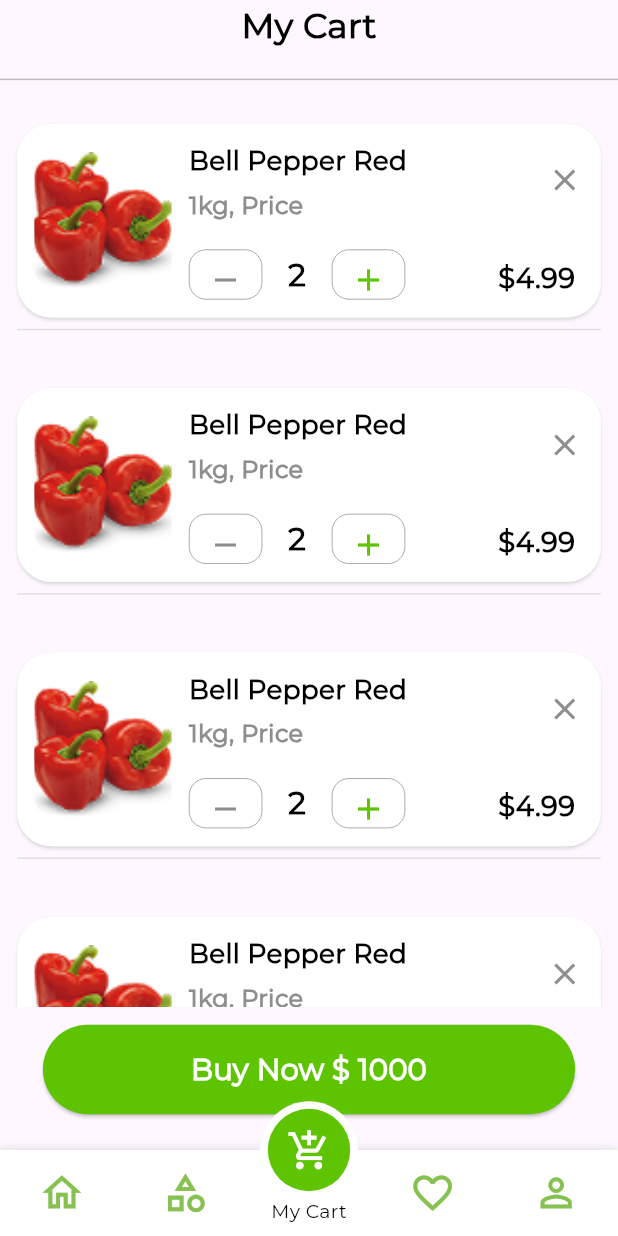
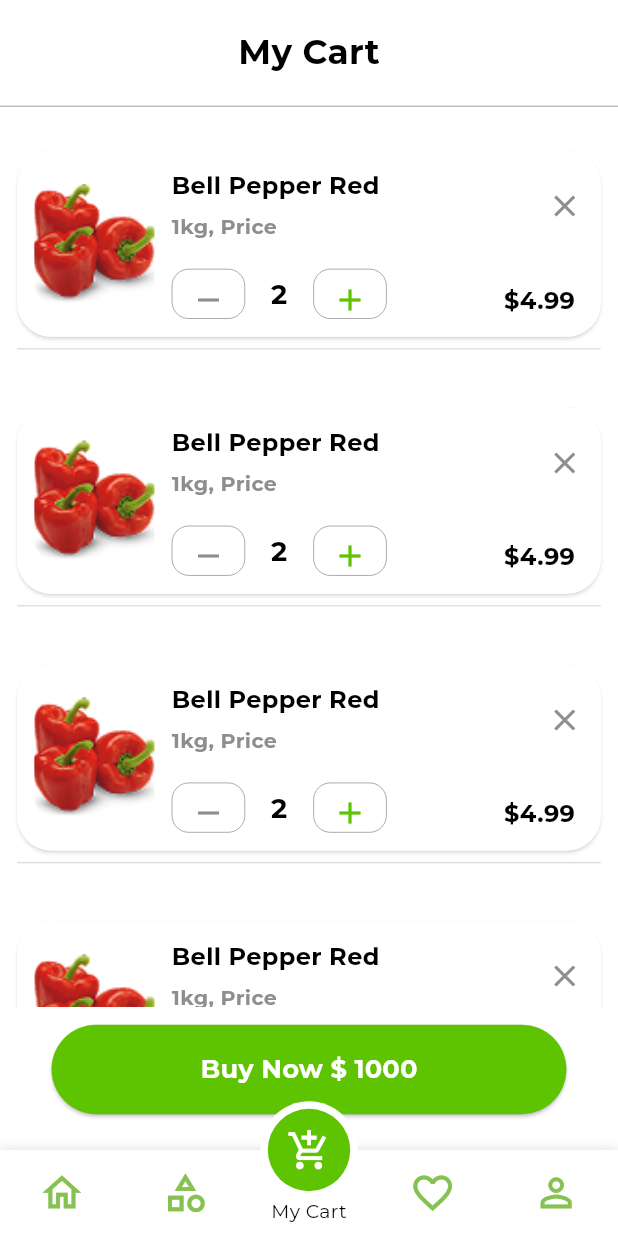
Before and after one commit to WesamTechnology/FlyMarket-Customer, a Flutter app: the HomePage screen opened by its route, item 3 of the bottom bar chosen, on a phone screen of 412 x 824 dp. Run offline on Flutter 3.47's test engine with Material 3 defaults, Android fonts, the phone set to English and light mode, and no system bars; our stand-ins replace carousel_slider, flutter_otp_text_field, flutter_screenutil, get, motion_tab_bar, shared_preferences; accounts and stored records are empty; project files that could hold a hidden picture were left out.

Commit message:
تم اضافة صفحه الاعدادات

```diff
--- a/lib/controller/auth/forgetpassword_controller.dart
+++ b/lib/controller/auth/forgetpassword_controller.dart
@@ -22,7 +22,7 @@ class ForgetPasswordControllerImp extends ForgetPasswordController{
   checkemail() {
     var formdate = formState.currentState;
     if(formdate!.validate()){
-      print("is valid");
+      Get.toNamed(AppRoute.verfiyCode);
     }
     else{
       print("is note valid");
--- a/lib/core/constant/apptheme.dart
+++ b/lib/core/constant/apptheme.dart
@@ -6,6 +6,7 @@ import 'package:flutter_screenutil/flutter_screenutil.dart';
 import 'color.dart';
 
 ThemeData themeEnglish = ThemeData(
+  scaffoldBackgroundColor: Colors.white,
   fontFamily: "Montserrat",
   textTheme: TextTheme(
     headlineLarge:  TextStyle(
@@ -28,6 +29,7 @@ ThemeData themeEnglish = ThemeData(
 
 
 ThemeData themeArbic = ThemeData(
+  scaffoldBackgroundColor: Colors.white,
   fontFamily: "Cairo",
   textTheme: TextTheme(
     headlineLarge: const TextStyle(
--- a/lib/main.dart
+++ b/lib/main.dart
@@ -33,7 +33,7 @@ class MyApp extends StatelessWidget {
         translations: MyTranslation(),
         initialBinding: MyBinding(),
         theme: controller.themeData,
-        initialRoute: AppRoute.homepage,
+        initialRoute: AppRoute.splash,
         getPages: routes,
       ); }
     );
--- a/lib/view/screen/auth/forgetpassword/forgetpassword.dart
+++ b/lib/view/screen/auth/forgetpassword/forgetpassword.dart
@@ -40,7 +40,7 @@ class ForgetPassword extends StatelessWidget {
               SizedBox(height: 25.h),
               CustomTextFormAuth(
                 val: (val) {
-                  return validInput(val!, 5, 100, "email");
+                  return validInput(val!, 5, 100, "phone");
                 },
                 hintTextl: "22".tr,
                 labelTextl: "21".tr,
@@ -52,7 +52,6 @@ class ForgetPassword extends StatelessWidget {
                 text: "30".tr,
                 onTap: () {
                   controller.checkemail();
-                  controller.goToVerifyCode();
                 },
               ),
             ],
--- a/lib/view/screen/home/favorites.dart
+++ b/lib/view/screen/home/favorites.dart
@@ -9,7 +9,9 @@ class Favorites extends StatelessWidget {
 
   @override
   Widget build(BuildContext context) {
-    return SafeArea(
+    return Scaffold(
+      backgroundColor: Colors.white,
+      body: SafeArea(
         child: Column(
           children: [
             CustomTitle(title: "Favorites"),
@@ -29,6 +31,7 @@ class Favorites extends StatelessWidget {
             ),
           ],
         ),
+      ),
     );
   }
 }
--- a/lib/view/screen/home/home_page.dart
+++ b/lib/view/screen/home/home_page.dart
@@ -2,7 +2,7 @@
 import 'package:flutter/material.dart';
 import 'package:flutter_screenutil/flutter_screenutil.dart';
 import 'package:flymarket_customer/core/constant/color.dart';
-import 'package:flymarket_customer/view/screen/home/CategoryDetailPages/my_cart.dart';
+import 'package:flymarket_customer/view/screen/home/my_cart.dart';
 import 'package:flymarket_customer/view/screen/home/categories.dart';
 import 'package:flymarket_customer/view/screen/home/favorites.dart';
 import 'package:flymarket_customer/view/screen/home/setting_page.dart';
@@ -54,7 +54,7 @@ class _HomePageState extends State<HomePage> with TickerProviderStateMixin {
       bottomNavigationBar: MotionTabBar(
         controller: _motionTabBarController, // ADD THIS if you need to change your tab programmatically
         initialSelectedTab: "Home",
-        labels: const ["Home", "Categories","My Cart","Favourite","Account"],
+        labels: const ["Home", "Categories","My Cart","Favourite","Setting"],
         icons: const [
          // Icons.home,
           Icons.home_outlined, // Using a mosque icon for prayers
--- a/lib/view/screen/home/CategoryDetailPages/my_cart.dart
+++ b/lib/view/screen/home/my_cart.dart
@@ -10,9 +10,12 @@ class MyCart extends StatelessWidget {
 
   @override
   Widget build(BuildContext context) {
-    return SafeArea(
+    return Scaffold(
+      backgroundColor: Colors.white,
+      body: SafeArea(
         child: Column(
           children: [
+            SizedBox(height: 15.h,),
             CustomTitle(title: "My Cart",),
             Expanded(
               child: CustomListViewCart(),
@@ -20,6 +23,7 @@ class MyCart extends StatelessWidget {
             CustomButtonCart(),
           ],
         ),
+      ),
     );
   }
 }
--- a/lib/view/screen/onboarding/onboarding.dart
+++ b/lib/view/screen/onboarding/onboarding.dart
@@ -1,5 +1,6 @@
 
 import 'package:flutter/material.dart';
+import 'package:flutter_screenutil/flutter_screenutil.dart';
 
 import '../../widget/onboarding/custombutton.dart';
 import '../../widget/onboarding/customslider.dart';
@@ -12,9 +13,11 @@ class Onboarding extends StatelessWidget {
   @override
   Widget build(BuildContext context) {
     return Scaffold(
+
       body: SafeArea(
         child: Column(
           children: [
+            SizedBox(height: 20.h,),
             Expanded(
               flex: 3,
               child: CustomSliderOnboarding(),
--- a/lib/view/widget/auth/custombuttonauth.dart
+++ b/lib/view/widget/auth/custombuttonauth.dart
@@ -15,7 +15,7 @@ final void Function()? onTap ;
       child: Container(
         padding: EdgeInsets.symmetric(vertical: 15).r,
         width: double.infinity,
-        height: 43.h,
+        height: 50.h,
         decoration: BoxDecoration(
           color: AppColor.primaryColor,
           borderRadius: BorderRadius.circular(20),
--- a/lib/view/widget/home/favorites/custom_card_favorites.dart
+++ b/lib/view/widget/home/favorites/custom_card_favorites.dart
@@ -24,18 +24,18 @@ class CustomCardFavorites extends StatelessWidget {
         leading: Image.asset(image),
         title: Text(
           title,
-          style: TextStyle(fontSize: 16.sp, fontWeight: FontWeight.bold),
+          style: TextStyle(fontSize: 15.sp, fontWeight: FontWeight.bold),
         ),
         subtitle: Text(
           subtitle,
-          style: TextStyle(fontSize: 14.sp, fontWeight: FontWeight.w400),
+          style: TextStyle(fontSize: 12.sp, fontWeight: FontWeight.w400),
         ),
         trailing: Row(
           mainAxisSize: MainAxisSize.min,
           children: [
             Text(
               price,
-              style: TextStyle(fontSize: 18.sp, fontWeight: FontWeight.bold),
+              style: TextStyle(fontSize: 16.sp, fontWeight: FontWeight.bold),
             ),
             SizedBox(width: 5.w),
             IconButton(
--- a/lib/view/widget/home/myCart/cart_item_widget.dart
+++ b/lib/view/widget/home/myCart/cart_item_widget.dart
@@ -34,8 +34,8 @@ class CartItemWidget extends StatelessWidget {
                     borderRadius: BorderRadius.circular(12.r),
                     child: Image.asset(
                       AppImageAsset.pepper_red,
-                      width: 80.w,
-                      height: 80.w,
+                      width: 70.w,
+                      height: 70.w,
                       fit: BoxFit.cover,
                     ),
                   ),
--- a/lib/view/widget/home/myCart/custom_button_cart.dart
+++ b/lib/view/widget/home/myCart/custom_button_cart.dart
@@ -13,8 +13,8 @@ class CustomButtonCart extends StatelessWidget {
       padding: EdgeInsets.only(
         bottom: 20.h,
         top: 10.h,
-        right: 25.w,
-        left: 25.w,
+        right: 30.w,
+        left: 30.w,
       ),
       child: ElevatedButton(
         onPressed: () {},
@@ -22,7 +22,7 @@ class CustomButtonCart extends StatelessWidget {
           "Buy Now ${"\$"} 1000",
           style: TextStyle(
             color: Colors.white,
-            fontSize: 17.sp,
+            fontSize: 15.sp,
             fontWeight: FontWeight.bold,
           ),
         ),
--- a/lib/view/widget/home/myCart/price_and_delete_section.dart
+++ b/lib/view/widget/home/myCart/price_and_delete_section.dart
@@ -25,7 +25,7 @@ class PriceAndDeleteSection extends StatelessWidget {
             r"$4.99",
             style: TextStyle(
               color: Colors.black,
-              fontSize: 16.sp,
+              fontSize: 14.sp,
             ),
           ),
         ),
--- a/lib/view/widget/home/myCart/product_info_widget.dart
+++ b/lib/view/widget/home/myCart/product_info_widget.dart
@@ -17,11 +17,14 @@ class Productinfowidget extends StatelessWidget {
           "Bell Pepper Red",
           style: TextStyle(
             color: Colors.black,
-            fontSize: 15.3.sp,
+            fontSize: 14.sp,
           ),
         ),
         SizedBox(height: 5.h),
-        Text("1kg, Price"),
+        Text("1kg, Price", style: TextStyle(
+          color: AppColor.grey,
+          fontSize: 12.sp,
+        ),),
         SizedBox(height: 15.h),
         Row(
           children: [
@@ -49,7 +52,7 @@ class Productinfowidget extends StatelessWidget {
               "2",
               style: TextStyle(
                 color: Colors.black,
-                fontSize:18.sp,
+                fontSize:16.sp,
               ),
             ),
             SizedBox(width: 15.w),
--- a/pubspec.yaml
+++ b/pubspec.yaml
@@ -97,6 +97,8 @@ flutter:
     - family: Montserrat
       fonts:
         - asset: assets/fonts/Montserrat/Montserrat-Regular.ttf
+        - asset: assets/fonts/Montserrat/Montserrat-Bold.ttf
+          weight: 700
 
   #       - asset: fonts/Schyler-Italic.ttf
   #         style: italic
```
Also changed, not shown: lib/view/screen/home/setting_page.dart (added, +104 -0 lines), lib/view/widget/home/setting/custom_list_info_setting.dart (added, +36 -0 lines), lib/view/widget/home/setting/custom_list_setting.dart (added, +28 -0 lines), assets/fonts/Montserrat/Montserrat-Bold.ttf (added), assets/images/me.png (added). Lines whose indentation alone changed are shown as unchanged.
